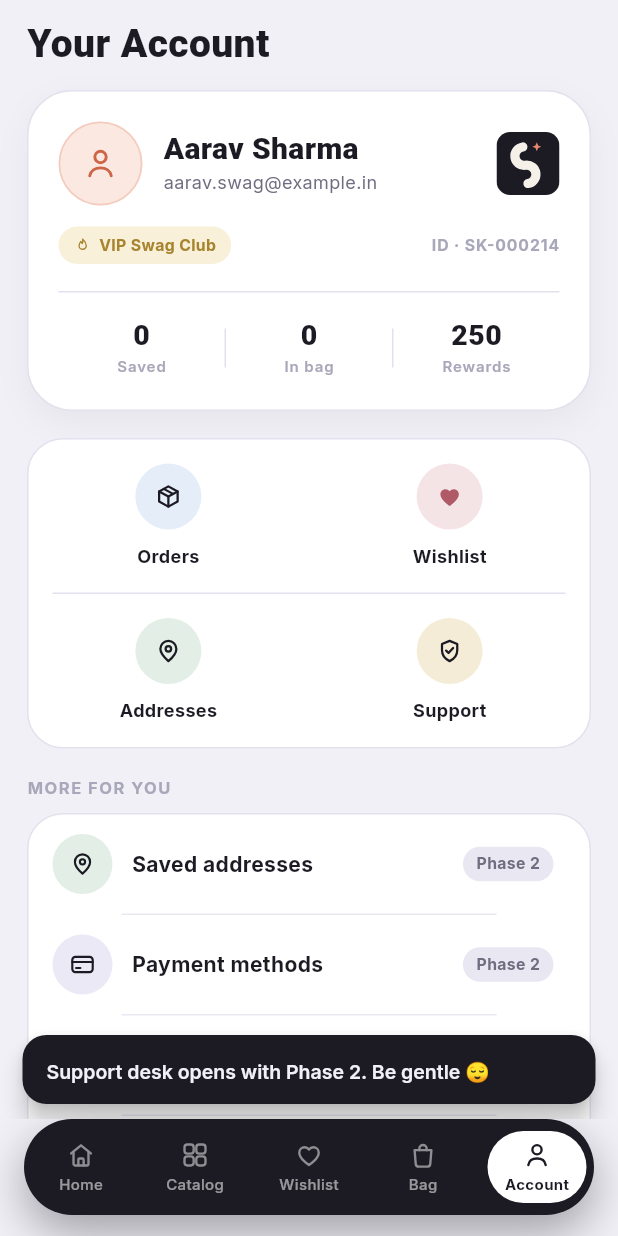
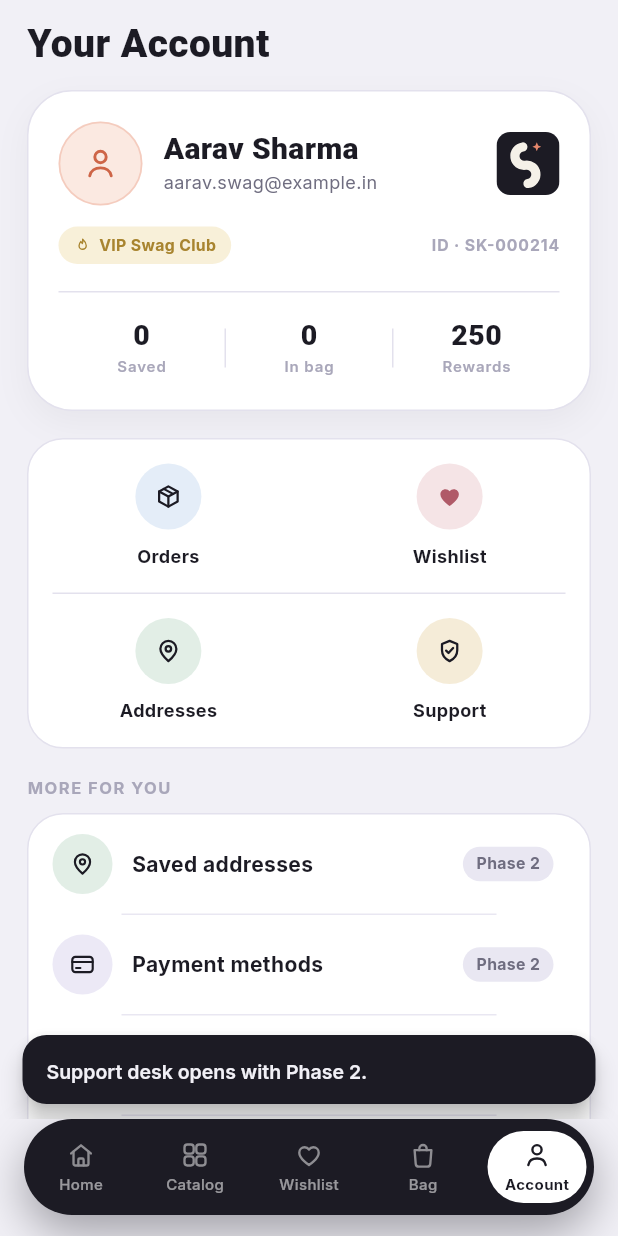
Before and after one commit to Tejas-Solanki3/swagkart, a Flutter app: the screen it shows after launch, item 5 of the bottom bar chosen, after a tap on "Help & support", on a phone screen of 412 x 824 dp. Run offline on Flutter 3.47's test engine with Material 3 defaults, Android fonts, the phone set to English and light mode, and no system bars; drawn by our look-alikes of flutter_animate; our stand-ins replace flutter_svg.

Commit message:
Web-safe UI text + splash party-popper detail
- Removed every emoji glyph from UI strings (🔒  😌 👀) — on web
  they rendered as blank boxes until the emoji font loaded. The
  bag footer now uses a real lock icon; toasts are clean text.
- Splash: a small party popper pops in by the logo in the final
  beat before the app takes over.
- README: icon/art count updated (43 SVGs).

```diff
--- a/lib/features/account/account_screen.dart
+++ b/lib/features/account/account_screen.dart
@@ -47,12 +47,12 @@ class _AccountScreenState extends State<AccountScreen> {
                 (_) => OrderPlacedScreen(order: store.lastOrder!),
               );
             } else {
-              _toast(context, 'No orders yet — your first drop is one tap away 📦');
+              _toast(context, 'No orders yet — your first drop is one tap away');
             }
           },
           onWishlist: () => store.requestTab(2),
           onAddresses: () => _toast(context, 'Saved addresses land with Phase 2.'),
-          onSupport: () => _toast(context, 'Support desk opens with Phase 2. Be gentle 😌'),
+          onSupport: () => _toast(context, 'Support desk opens with Phase 2.'),
         )
             .animate(delay: 90.ms).fadeIn(duration: 420.ms).moveY(begin: 16, end: 0, duration: 420.ms, curve: Curves.easeOut),
         if (lastOrder != null) ...[
@@ -134,7 +134,7 @@ class _AccountScreenState extends State<AccountScreen> {
                 icon: 'shield',
                 tint: SwagColors.butter,
                 label: 'Help & support',
-                onTap: () => _toast(context, 'Support desk opens with Phase 2. Be gentle 😌'),
+                onTap: () => _toast(context, 'Support desk opens with Phase 2.'),
               ),
               const _Divider(),
               _MenuRow(
--- a/lib/features/bag/bag_screen.dart
+++ b/lib/features/bag/bag_screen.dart
@@ -187,9 +187,16 @@ class _BagScreenState extends State<BagScreen> {
             ),
             const SizedBox(height: 10),
             Center(
-              child: Text(
-                '🔒 256-bit encrypted · GST invoice included',
-                style: SwagTheme.body(size: 11.5, color: SwagColors.inkFaint),
+              child: Row(
+                mainAxisSize: MainAxisSize.min,
+                children: [
+                  const SwagIcon('lock', size: 12, color: SwagColors.inkFaint),
+                  const SizedBox(width: 5),
+                  Text(
+                    '256-bit encrypted · GST invoice included',
+                    style: SwagTheme.body(size: 11.5, color: SwagColors.inkFaint),
+                  ),
+                ],
               ),
             ),
           ],
--- a/lib/features/payment/order_placed_screen.dart
+++ b/lib/features/payment/order_placed_screen.dart
@@ -125,7 +125,7 @@ class _OrderPlacedScreenState extends State<OrderPlacedScreen> {
                   ..hideCurrentSnackBar()
                   ..showSnackBar(
                     const SnackBar(
-                      content: Text('Live tracking lands in the next phase 👀'),
+                      content: Text('Live tracking lands in the next phase'),
                     ),
                   );
               },
--- a/lib/features/splash/splash_screen.dart
+++ b/lib/features/splash/splash_screen.dart
@@ -78,10 +78,27 @@ class _SplashScreenState extends State<SplashScreen>
                 child: Column(
                   mainAxisSize: MainAxisSize.min,
                   children: [
-                    SvgPicture.asset(
-                      'assets/icons/logo.svg',
-                      width: 116,
-                      height: 116,
+                    Stack(
+                      clipBehavior: Clip.none,
+                      children: [
+                        SvgPicture.asset(
+                          'assets/icons/logo.svg',
+                          width: 116,
+                          height: 116,
+                        ),
+                        // A little party popper joins in before we leave.
+                        Positioned(
+                          top: -12,
+                          right: -20,
+                          child: SvgPicture.asset(
+                            'assets/icons/celebrate-pop.svg',
+                            width: 52,
+                            height: 52,
+                          ).animate(
+                            delay: 1500.ms,
+                          ).scale(begin: Offset.zero, end: const Offset(1, 1), duration: 430.ms, curve: Curves.easeOutBack).rotate(begin: -0.7, end: 0.2, duration: 430.ms).fadeIn(duration: 240.ms),
+                        ),
+                      ],
                     )
                         .animate()
                         .scale(
```
Also changed, not shown: 1 other file.
